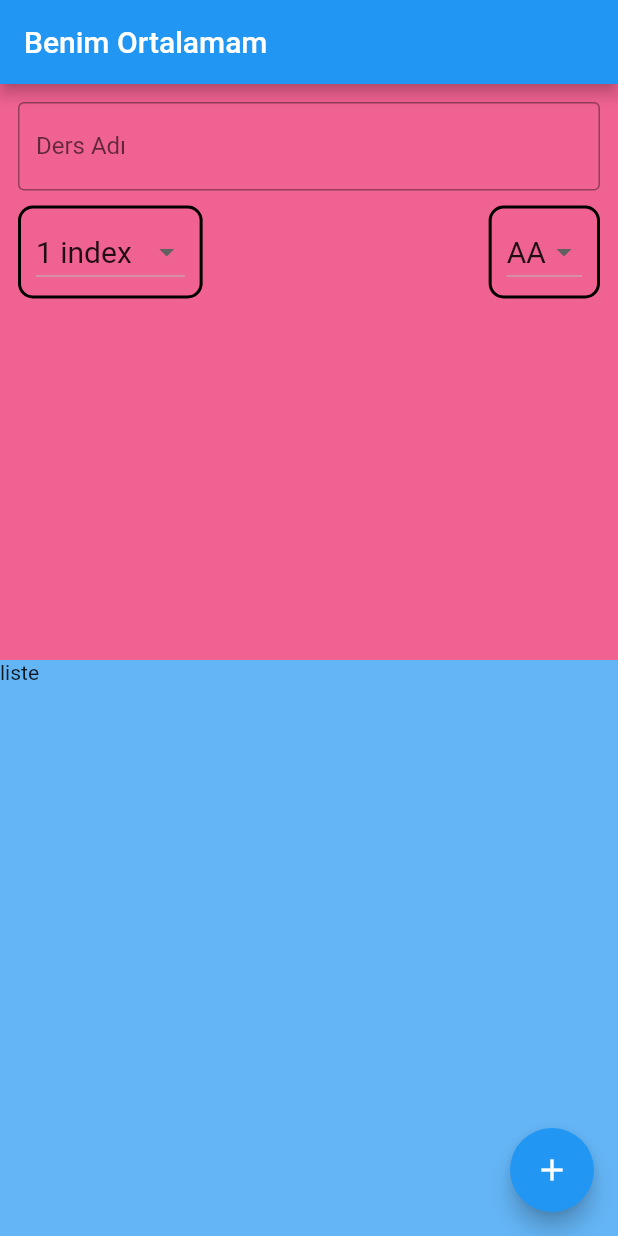
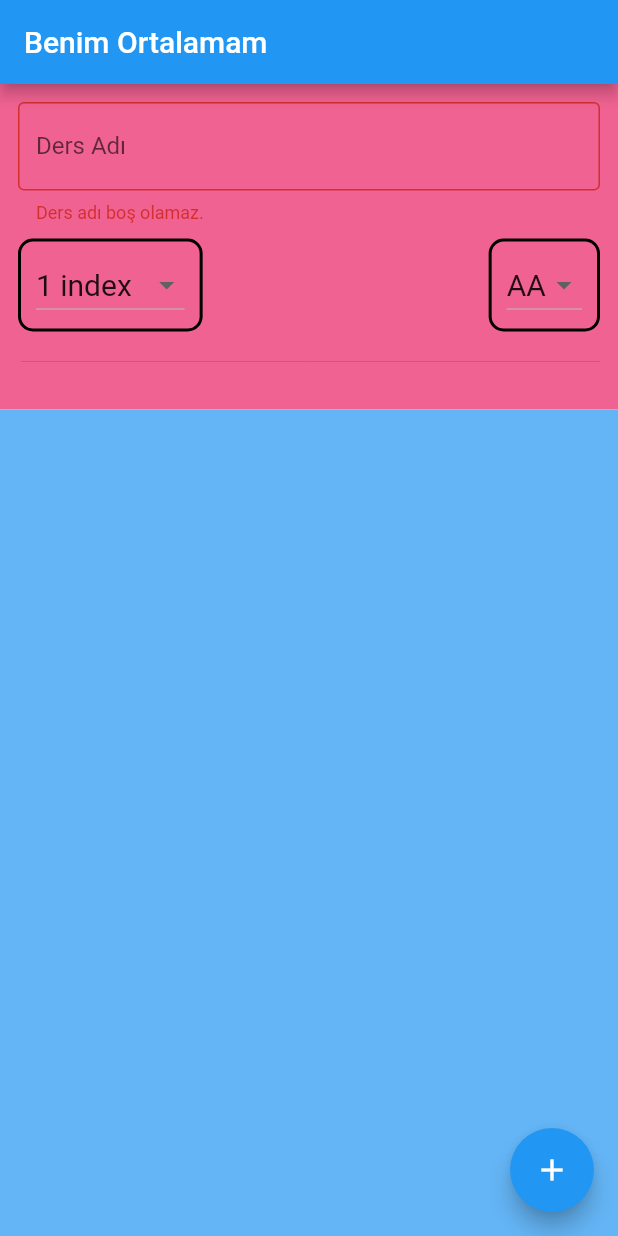
Before and after one commit to selcanatak2629/Dinamik_Not_Hesaplama, a Flutter app: the screen it shows after launch, after a tap on the "add" icon, on a phone screen of 412 x 824 dp. Run offline on Flutter 3.47's test engine with Material 2 defaults, Android fonts, the phone set to English and light mode, and no system bars.

Commit message:
Dinamik list ve Static form

```diff
--- a/lib/main.dart
+++ b/lib/main.dart
@@ -28,15 +28,27 @@ class _MyHomePageState extends State<MyHomePage> {
   String dersAdi;
   int dersKredi = 1;
   double dersHarfDegeri = 4;
+  List<Ders> tumDersler;
+  var formKey = GlobalKey<FormState>();
+  @override
+  void initState() {
+    // contracter
+    tumDersler = [];
+  }
 
   @override
   Widget build(BuildContext context) {
     return Scaffold(
+      resizeToAvoidBottomInset: false, // klavye acılınca hatayı onler
       appBar: AppBar(
         title: Text("Benim Ortalamam"),
       ),
       floatingActionButton: FloatingActionButton(
-        onPressed: () {},
+        onPressed: () {
+          if (formKey.currentState.validate()) {
+            formKey.currentState.save();
+          }
+        },
         child: Icon(Icons.add),
       ),
       body: buildBody(),
@@ -50,20 +62,20 @@ class _MyHomePageState extends State<MyHomePage> {
             CrossAxisAlignment.stretch, // yatayda butun alana yaıylır
         children: [
           // STATİC FORMU TUTAN CONTAİNER
-          Expanded(
-            child: Container(
-              padding: EdgeInsets.all(12),
-              color: Colors.pink.shade300,
-              child: Form(
-                child: buildFormColumn(),
-              ),
+          Container(
+            padding: EdgeInsets.all(12),
+            color: Colors.pink.shade300,
+            child: Form(
+              key: formKey,
+              child: buildFormColumn(),
             ),
           ),
           // DİNAMİK LİSTEYİ TUTAN CONTAİNER
           Expanded(
+
             child: Container(
               color: Colors.blue.shade300,
-              child: Text("liste"),
+              child: buildList(),
             ),
           )
         ],
@@ -71,58 +83,67 @@ class _MyHomePageState extends State<MyHomePage> {
     );
   }
 
+// stattic form için
   Widget buildFormColumn() {
     return Column(
       children: [
-        buildTextFormField(),
+        TextFormField(
+          decoration: InputDecoration(
+            labelText: "Ders Adı",
+            hintText: "Ders Adını Giriniz",
+            border: OutlineInputBorder(),
+          ),
+          validator: (girilenDeger) {
+            if (girilenDeger.length > 0) {
+              return null;
+            } else {
+              return "Ders adı boş olamaz.";
+            }
+          },
+          onSaved: (kaydedilenDeger) {
+            dersAdi = kaydedilenDeger;
+            setState(() {
+              tumDersler.add(Ders(dersAdi, dersHarfDegeri, dersKredi));
+            });
+
+          },
+        ),
         Row(
           mainAxisAlignment: MainAxisAlignment.spaceBetween,
           children: [
             Container(
-              padding: EdgeInsets.symmetric(horizontal: 10,vertical: 5),
+              padding: EdgeInsets.symmetric(horizontal: 10, vertical: 5),
               margin: EdgeInsets.only(top: 10),
               child: buildDropDownButton(),
               decoration: BoxDecoration(
                 border: Border.all(
-                  color: Colors.black,width: 2,
+                  color: Colors.black,
+                  width: 2,
                 ),
                 borderRadius: BorderRadius.all(Radius.circular(10)),
               ),
-              ),
-              Container(
-              padding: EdgeInsets.symmetric(horizontal: 10,vertical: 5),
+            ),
+            Container(
+              padding: EdgeInsets.symmetric(horizontal: 10, vertical: 5),
               margin: EdgeInsets.only(top: 10),
               child: buildDropDownButton2(),
               decoration: BoxDecoration(
                 border: Border.all(
-                  color: Colors.black,width: 2,
+                  color: Colors.black,
+                  width: 2,
                 ),
                 borderRadius: BorderRadius.all(Radius.circular(10)),
               ),
-              ),
+            ),
           ],
         ),
+        Divider(
+          // çizgi
+          color: Colors.blue,
+          height: 40,
+          indent: 2,
+        ),
       ],
-    );
-  }
-
-  Widget buildTextFormField() {
-    return TextFormField(
-      decoration: InputDecoration(
-        labelText: "Ders Adı",
-        hintText: "Ders Adını Giriniz",
-        border: OutlineInputBorder(),
-      ),
-      validator: (girilenDeger) {
-        if (girilenDeger.length > 0) {
-          return null;
-        } else {
-          return "Ders adı boş olamaz.";
-        }
-      },
-      onSaved: (kaydedilenDeger) {
-        dersAdi = kaydedilenDeger;
-      },
     );
   }
 
@@ -141,14 +162,68 @@ class _MyHomePageState extends State<MyHomePage> {
   List<DropdownMenuItem<double>> dersHarfDegerleritems() {
     List<DropdownMenuItem<double>> harfler = [];
 
-    harfler.add(DropdownMenuItem(value: 4,child: Text("AA",style: TextStyle(fontSize: 20),),),);
-    harfler.add(DropdownMenuItem(value: 3.5,child: Text("BA",style: TextStyle(fontSize: 20),),),);
-    harfler.add(DropdownMenuItem(value: 3,child: Text("BB",style: TextStyle(fontSize: 20),),),);
-    harfler.add(DropdownMenuItem(value: 2.5,child: Text("CB",style: TextStyle(fontSize: 20),),));
-    harfler.add(DropdownMenuItem(value: 2,child: Text("CC",style: TextStyle(fontSize: 20),),));
-    harfler.add(DropdownMenuItem(value: 1.5,child: Text("DC",style: TextStyle(fontSize: 20),),));
-    harfler.add(DropdownMenuItem(value: 1,child: Text("DD",style: TextStyle(fontSize: 20),),));
-    harfler.add(DropdownMenuItem(value: 0,child: Text("FF",style: TextStyle(fontSize: 20),),));
+    harfler.add(
+      DropdownMenuItem(
+        value: 4,
+        child: Text(
+          "AA",
+          style: TextStyle(fontSize: 20),
+        ),
+      ),
+    );
+    harfler.add(
+      DropdownMenuItem(
+        value: 3.5,
+        child: Text(
+          "BA",
+          style: TextStyle(fontSize: 20),
+        ),
+      ),
+    );
+    harfler.add(
+      DropdownMenuItem(
+        value: 3,
+        child: Text(
+          "BB",
+          style: TextStyle(fontSize: 20),
+        ),
+      ),
+    );
+    harfler.add(DropdownMenuItem(
+      value: 2.5,
+      child: Text(
+        "CB",
+        style: TextStyle(fontSize: 20),
+      ),
+    ));
+    harfler.add(DropdownMenuItem(
+      value: 2,
+      child: Text(
+        "CC",
+        style: TextStyle(fontSize: 20),
+      ),
+    ));
+    harfler.add(DropdownMenuItem(
+      value: 1.5,
+      child: Text(
+        "DC",
+        style: TextStyle(fontSize: 20),
+      ),
+    ));
+    harfler.add(DropdownMenuItem(
+      value: 1,
+      child: Text(
+        "DD",
+        style: TextStyle(fontSize: 20),
+      ),
+    ));
+    harfler.add(DropdownMenuItem(
+      value: 0,
+      child: Text(
+        "FF",
+        style: TextStyle(fontSize: 20),
+      ),
+    ));
 
     return harfler;
   }
@@ -168,8 +243,40 @@ class _MyHomePageState extends State<MyHomePage> {
   List<DropdownMenuItem<int>> dersKredileriItems() {
     List<DropdownMenuItem<int>> krediler = [];
     for (int i = 1; i <= 10; i++) {
-      krediler.add(DropdownMenuItem<int>(value: i,child: Text("$i index",style: TextStyle(fontSize: 20),),));
+      krediler.add(DropdownMenuItem<int>(
+        value: i,
+        child: Text(
+          "$i index",
+          style: TextStyle(fontSize: 20),
+        ),
+      ));
     }
     return krediler;
   }
+
+  //dinamik liste için
+  Widget buildList() {
+    return ListView.builder(
+      itemBuilder: _listeElemenOlustur,
+      itemCount: tumDersler.length,
+    );
+  }
+
+  Widget _listeElemenOlustur(BuildContext context, int index) {
+    return Card(
+      child: ListTile(
+        title: Text(tumDersler[index].ad),
+        subtitle: Text(tumDersler[index].kredi.toString()+"kredi ders degeri"+tumDersler[index].harfDegeri.toString()),
+      ),
+    );
+  }
 }
+
+// dinamik liste için model sınıf
+class Ders {
+  String ad;
+  double harfDegeri;
+  int kredi;
+
+  Ders(this.ad, this.harfDegeri, this.kredi);
+}
```
